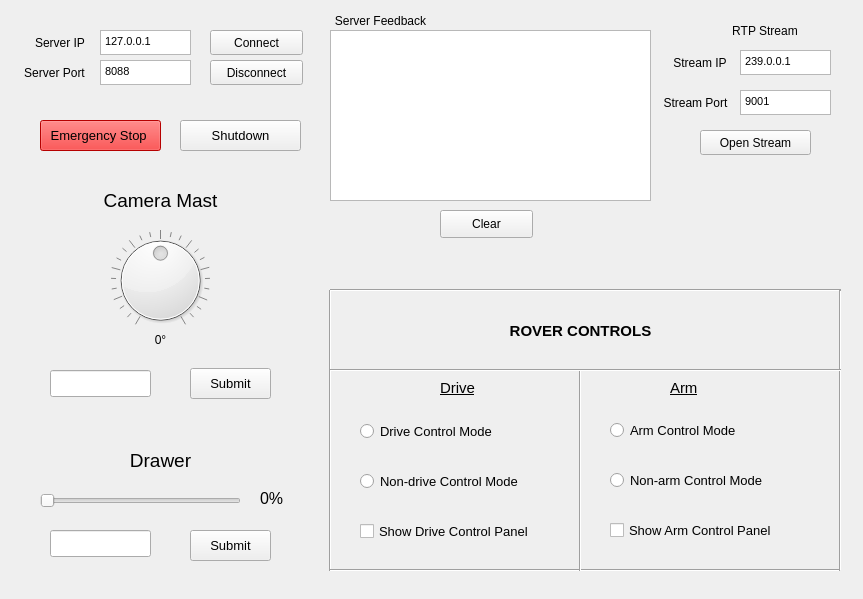
Old version of the form RoverControlGUI/mainwindow.ui in the repository cal-roboops/F2017_Decal.
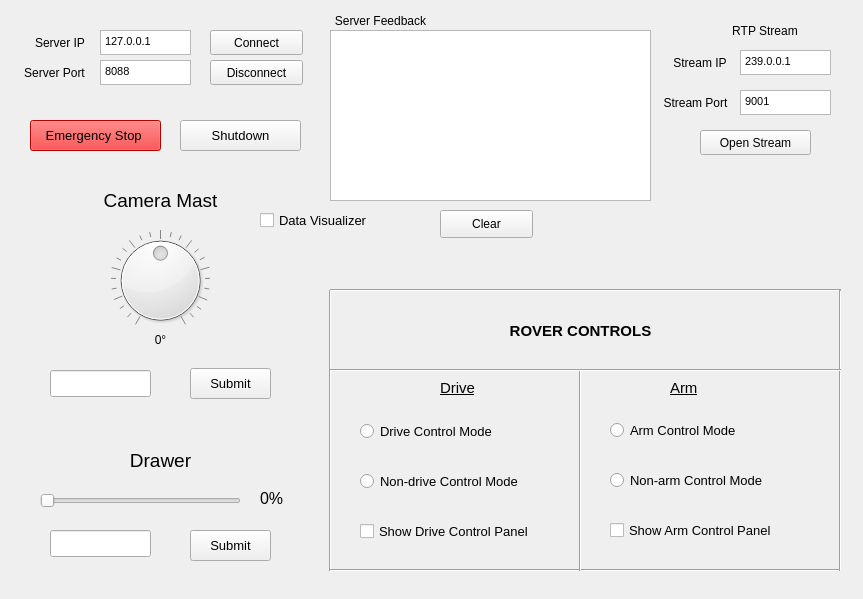
New version of the form.

Commit message: data visualizer demo

```diff
--- a/RoverControlGUI/mainwindow.ui
+++ b/RoverControlGUI/mainwindow.ui
@@ -659,9 +659,9 @@
    <widget class="QPushButton" name="eStopButton">
     <property name="geometry">
      <rect>
-      <x>40</x>
+      <x>30</x>
       <y>120</y>
-      <width>121</width>
+      <width>131</width>
       <height>31</height>
      </rect>
     </property>
@@ -765,6 +765,24 @@
      <string>Submit</string>
     </property>
    </widget>
+   <widget class="QCheckBox" name="dataVisualCheckBox">
+    <property name="geometry">
+     <rect>
+      <x>260</x>
+      <y>210</y>
+      <width>131</width>
+      <height>20</height>
+     </rect>
+    </property>
+    <property name="font">
+     <font>
+      <pointsize>10</pointsize>
+     </font>
+    </property>
+    <property name="text">
+     <string>Data Visualizer</string>
+    </property>
+   </widget>
   </widget>
  </widget>
  <layoutdefault spacing="6" margin="11"/>
```
Left out of the diff: 16 changed lines with no effect on the pictures. The commit also changes 7 other files.
